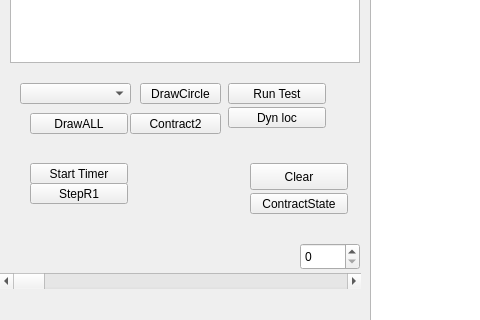
This is mainwindow.ui in benEnsta/faultManchester as Qt 5 draws it before an edit; both pictures show x 0 to 480 and y 354 to 674 of the 1097 by 787 pixel window. The edited form follows.
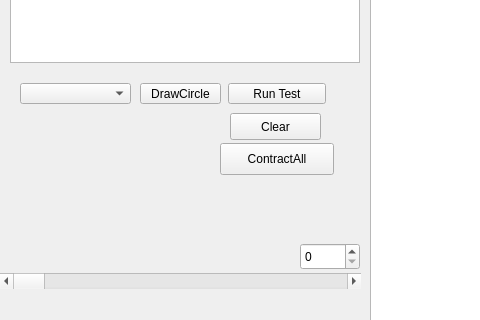
This is the edited form.

What changed in the file:
```diff
--- a/mainwindow.ui
+++ b/mainwindow.ui
@@ -93,53 +93,14 @@
    <widget class="QPushButton" name="clearButtton">
     <property name="geometry">
      <rect>
-      <x>250</x>
-      <y>500</y>
-      <width>98</width>
-      <height>27</height>
-     </rect>
-    </property>
-    <property name="text">
-     <string>Clear</string>
-    </property>
-   </widget>
-   <widget class="QPushButton" name="testContract2">
-    <property name="geometry">
-     <rect>
-      <x>130</x>
+      <x>230</x>
       <y>450</y>
       <width>91</width>
-      <height>21</height>
+      <height>27</height>
      </rect>
     </property>
     <property name="text">
-     <string>Contract2</string>
-    </property>
-   </widget>
-   <widget class="QPushButton" name="startTimer">
-    <property name="geometry">
-     <rect>
-      <x>30</x>
-      <y>500</y>
-      <width>98</width>
-      <height>21</height>
-     </rect>
-    </property>
-    <property name="text">
-     <string>Start Timer</string>
-    </property>
-   </widget>
-   <widget class="QPushButton" name="contractState">
-    <property name="geometry">
-     <rect>
-      <x>250</x>
-      <y>530</y>
-      <width>98</width>
-      <height>21</height>
-     </rect>
-    </property>
-    <property name="text">
-     <string>ContractState</string>
+     <string>Clear</string>
     </property>
    </widget>
    <widget class="QSpinBox" name="nbStep">
@@ -158,32 +119,6 @@
      <number>120</number>
     </property>
    </widget>
-   <widget class="QPushButton" name="drawALL">
-    <property name="geometry">
-     <rect>
-      <x>30</x>
-      <y>450</y>
-      <width>98</width>
-      <height>21</height>
-     </rect>
-    </property>
-    <property name="text">
-     <string>DrawALL</string>
-    </property>
-   </widget>
-   <widget class="QPushButton" name="stepR1">
-    <property name="geometry">
-     <rect>
-      <x>30</x>
-      <y>520</y>
-      <width>98</width>
-      <height>21</height>
-     </rect>
-    </property>
-    <property name="text">
-     <string>StepR1</string>
-    </property>
-   </widget>
    <widget class="QComboBox" name="selectRob">
     <property name="geometry">
      <rect>
@@ -220,19 +155,6 @@
      <string>Run Test</string>
     </property>
    </widget>
-   <widget class="QPushButton" name="dynLocBtn">
-    <property name="geometry">
-     <rect>
-      <x>228</x>
-      <y>444</y>
-      <width>98</width>
-      <height>21</height>
-     </rect>
-    </property>
-    <property name="text">
-     <string>Dyn loc</string>
-    </property>
-   </widget>
    <widget class="QScrollBar" name="resultBar">
     <property name="geometry">
      <rect>
@@ -279,6 +201,19 @@
      <string>N Outliers</string>
     </property>
    </widget>
+   <widget class="QPushButton" name="contractAll">
+    <property name="geometry">
+     <rect>
+      <x>220</x>
+      <y>480</y>
+      <width>114</width>
+      <height>32</height>
+     </rect>
+    </property>
+    <property name="text">
+     <string>ContractAll</string>
+    </property>
+   </widget>
   </widget>
   <widget class="QMenuBar" name="menuBar">
    <property name="geometry">
```
Left out of the diff: 8 changed lines with no effect on the pictures.
